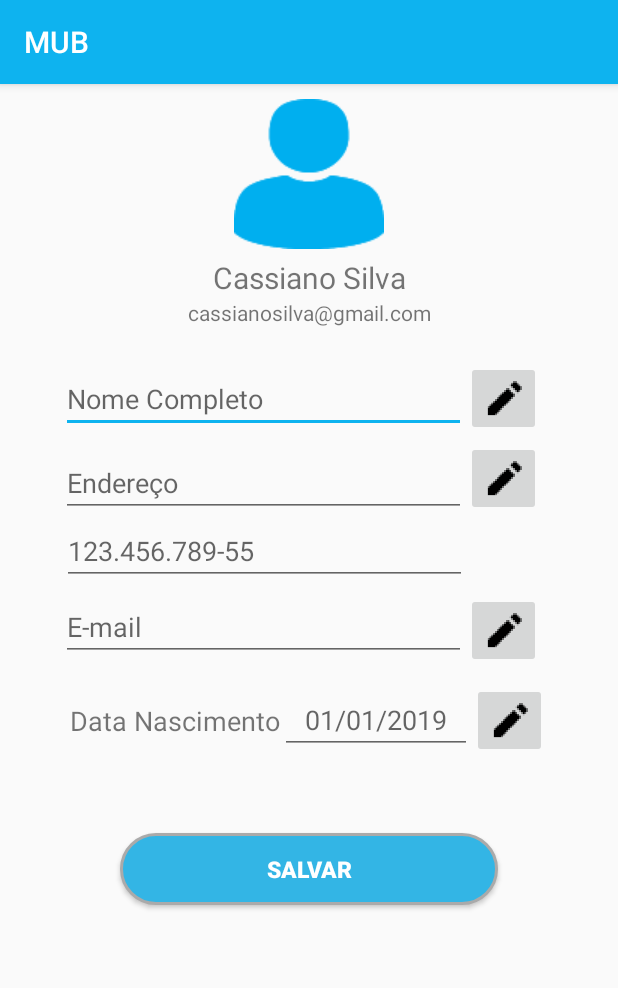
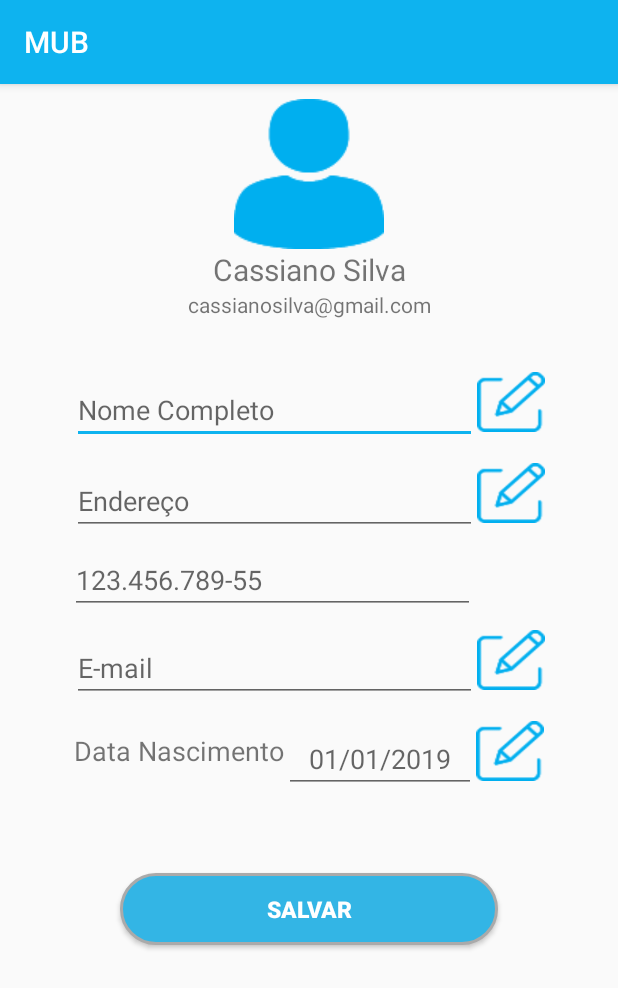
Before and after one commit to CassianoPersil/MUB3, an Android app: the UsuarioMenu screen opened directly, with no data from a screen before it, on a phone screen of 412 x 824 dp. Shown: the top 988 px of the screen. Run offline under Robolectric (Android 15) with nearby library versions, the phone set to English and light mode, and no system bars; libraries missing offline, so code that uses them is left out: com.github.rtoshiro.util; 6 statements that could not run were skipped.

Commit message:
Alteração na imagem do perfil e icone de edição da tela de menu usuario

```diff
--- a/app/src/main/res/layout/activity_usuario_menu.xml
+++ b/app/src/main/res/layout/activity_usuario_menu.xml
@@ -22,20 +22,23 @@
                 android:id="@+id/layout_perfil"
                 android:layout_width="match_parent"
                 android:layout_height="wrap_content"
+                android:layout_gravity="center"
+                android:gravity="center"
                 android:orientation="vertical">
 
                 <ImageView
                     android:id="@+id/imgPerfilUsuario"
                     android:layout_width="match_parent"
                     android:layout_height="100dp"
+                    android:layout_gravity="center"
                     android:layout_marginTop="10dp"
-                    android:layout_marginBottom="5dp"
                     app:srcCompat="@drawable/icone_usuario" />
 
                 <TextView
                     android:id="@+id/NomeUsuario"
                     android:layout_width="match_parent"
                     android:layout_height="wrap_content"
+                    android:layout_gravity="center"
                     android:gravity="center"
                     android:text="Cassiano Silva"
                     android:textSize="20sp" />
@@ -44,6 +47,7 @@
                     android:id="@+id/EmailUsuario"
                     android:layout_width="match_parent"
                     android:layout_height="wrap_content"
+                    android:layout_gravity="center"
                     android:layout_marginBottom="20dp"
                     android:gravity="center"
                     android:text="cassianosilva@gmail.com" />
@@ -51,9 +55,9 @@
 
             <LinearLayout
                 android:layout_width="wrap_content"
-                android:layout_height="match_parent"
+                android:layout_height="wrap_content"
                 android:layout_gravity="center"
-                android:layout_marginRight="5dp"
+                android:layout_marginTop="10dp"
                 android:gravity="center"
                 android:orientation="horizontal">
 
@@ -62,17 +66,16 @@
                     android:layout_width="270dp"
                     android:layout_height="wrap_content"
                     android:layout_marginTop="5dp"
-                    android:layout_marginBottom="5dp"
                     android:ems="10"
                     android:hint="Nome Completo"
                     android:inputType="textPersonName" />
 
                 <ImageButton
                     android:id="@+id/btNomeUsuario"
-                    android:layout_width="50dp"
-                    android:layout_height="50dp"
+                    android:layout_width="45dp"
+                    android:layout_height="40dp"
                     android:layout_weight="1"
-                    app:srcCompat="@mipmap/ic_edit_icon" />
+                    android:background="@drawable/icone_edicao" />
 
             </LinearLayout>
 
@@ -80,7 +83,8 @@
                 android:layout_width="wrap_content"
                 android:layout_height="wrap_content"
                 android:layout_gravity="center"
-                android:layout_marginRight="5dp"
+                android:layout_marginTop="10dp"
+                android:gravity="center"
                 android:orientation="horizontal">
 
                 <EditText
@@ -94,10 +98,10 @@
 
                 <ImageButton
                     android:id="@+id/btEnderecoUsuario"
-                    android:layout_width="50dp"
-                    android:layout_height="50dp"
+                    android:layout_width="45dp"
+                    android:layout_height="40dp"
                     android:layout_weight="1"
-                    app:srcCompat="@mipmap/ic_edit_icon" />
+                    android:background="@drawable/icone_edicao" />
 
             </LinearLayout>
 
@@ -105,7 +109,8 @@
                 android:layout_width="match_parent"
                 android:layout_height="wrap_content"
                 android:layout_gravity="center"
-                android:layout_marginRight="5dp"
+                android:layout_marginTop="10dp"
+                android:gravity="center"
                 android:orientation="vertical">
 
                 <EditText
@@ -124,23 +129,24 @@
                 android:layout_width="wrap_content"
                 android:layout_height="wrap_content"
                 android:layout_gravity="center"
-                android:layout_marginRight="5dp"
+                android:gravity="center"
                 android:orientation="horizontal">
 
                 <EditText
                     android:id="@+id/ctEmailUsuario"
                     android:layout_width="270dp"
                     android:layout_height="wrap_content"
+                    android:layout_marginTop="5dp"
                     android:ems="10"
                     android:hint="E-mail"
                     android:inputType="textEmailAddress" />
 
                 <ImageButton
                     android:id="@+id/btEmailUsuario"
-                    android:layout_width="50dp"
-                    android:layout_height="50dp"
+                    android:layout_width="45dp"
+                    android:layout_height="40dp"
                     android:layout_weight="1"
-                    app:srcCompat="@mipmap/ic_edit_icon" />
+                    android:background="@drawable/icone_edicao" />
 
             </LinearLayout>
 
@@ -165,6 +171,7 @@
                     android:id="@+id/ctDataNasc"
                     android:layout_width="128dp"
                     android:layout_height="wrap_content"
+                    android:layout_marginTop="5dp"
                     android:layout_weight="1"
                     android:ems="10"
                     android:gravity="center"
@@ -173,16 +180,18 @@
 
                 <ImageButton
                     android:id="@+id/btDataNasc"
-                    android:layout_width="50dp"
-                    android:layout_height="50dp"
+                    android:layout_width="45dp"
+                    android:layout_height="40dp"
                     android:layout_weight="1"
-                    app:srcCompat="@mipmap/ic_edit_icon" />
+                    android:background="@drawable/icone_edicao" />
             </LinearLayout>
 
             <LinearLayout
                 android:layout_width="match_parent"
                 android:layout_height="100dp"
+                android:layout_gravity="center"
                 android:layout_marginTop="20dp"
+                android:gravity="center"
                 android:orientation="vertical">
 
                 <Button
@@ -191,9 +200,10 @@
                     android:layout_height="wrap_content"
                     android:layout_gravity="center"
                     android:layout_marginLeft="60dp"
-                    android:layout_marginTop="30dp"
+                    android:layout_marginTop="20dp"
                     android:layout_marginRight="60dp"
                     android:background="@drawable/botao_customizado"
+                    android:gravity="center"
                     android:text="@string/TextoBotão"
                     android:textColor="@color/common_google_signin_btn_text_dark_default"
                     android:textSize="15sp"
```
Also changed, not shown: app/src/main/res/drawable-v24/icone_edicao.png (added).
